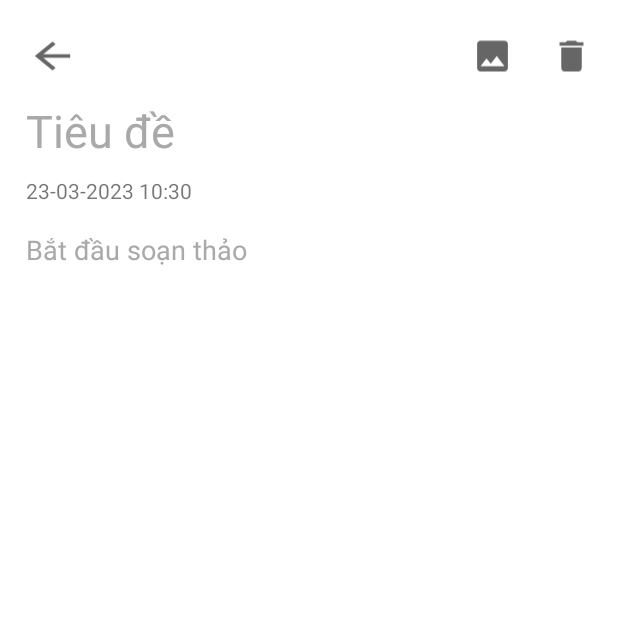
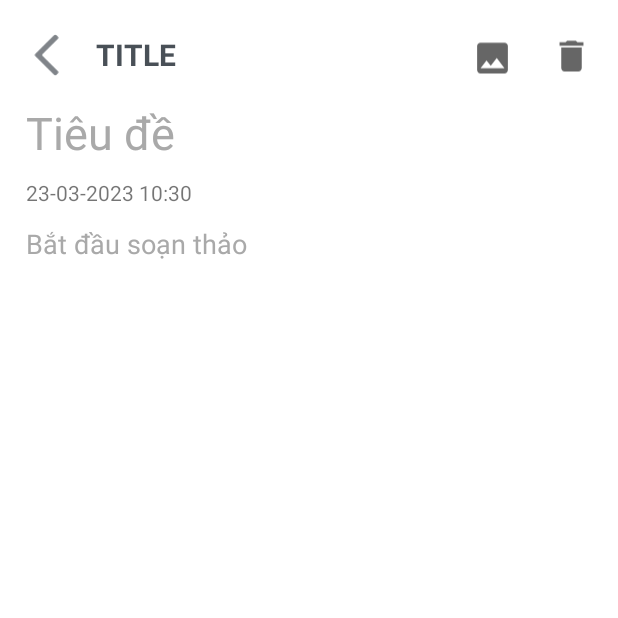
Before and after one commit to december31/note-and-todo-app, an Android app: the NoteDetailFragment screen opened through its navigation route, on a phone screen of 412 x 824 dp, the top half of it. Run offline under Robolectric (Android 15) with nearby library versions, the phone set to English and light mode, and no system bars; our stand-ins replace AdMob, Room's generated code, data binding; 3 statements that could not run were skipped.

Commit message:
add_image_note

```diff
--- a/app/src/main/java/com/example/note_and_todo_app/note/NoteDetailFragment.java
+++ b/app/src/main/java/com/example/note_and_todo_app/note/NoteDetailFragment.java
@@ -24,6 +24,8 @@ import androidx.lifecycle.ViewModelProvider;
 import androidx.navigation.Navigation;
 
 import android.provider.MediaStore;
+import android.util.Log;
+import android.view.ContextMenu;
 import android.view.LayoutInflater;
 import android.view.View;
 import android.view.ViewGroup;
@@ -38,9 +40,12 @@ import com.example.note_and_todo_app.database.Database;
 import com.example.note_and_todo_app.database.note.Note;
 import com.example.note_and_todo_app.database.note.NoteViewModel;
 
+import java.io.FileNotFoundException;
 import java.io.InputStream;
 import java.text.SimpleDateFormat;
 import java.util.Calendar;
+import java.util.Locale;
+import java.util.Objects;
 
 public class NoteDetailFragment extends Fragment {
     Note update;
@@ -50,11 +55,12 @@ public class NoteDetailFragment extends Fragment {
     AppCompatEditText textTitle;
     TextView textDate;
     AppCompatEditText textInfo;
-    private String selectedImagePath;
-    private static final int RESULT_OK = 0;
+    static String selectedImagePath;
     private static final int REQUEST_CODE_STORAGE_PERMISSION = 1;
     private static final int REQUEST_CODE_SELECT_IMAGE = 2;
     ImageView imageNote;
+    ImageView deleteImageNote;
+
     @Override
     public View onCreateView(LayoutInflater inflater, ViewGroup container,
                              Bundle savedInstanceState) {
@@ -65,22 +71,21 @@ public class NoteDetailFragment extends Fragment {
         noteViewModel = new ViewModelProvider(this).get(NoteViewModel.class);
         initUi(view);
         setupUi(view);
-        Long idEdit = getArguments() != null ? getArguments().getLong("idEdit") : 0;
+        assert getArguments() != null;
+        Long idEdit = getArguments().getLong("idEdit");
         update = Database.getInstance(this.getContext()).noteDao().getNote(idEdit);
-        if( update != null ){
+        selectedImagePath = "";
+        if (update != null) {
+            try {
                 setData();
+            } catch (FileNotFoundException e) {
+                throw new RuntimeException(e);
             }
+        }
+
         Long idAdd = getArguments().getLong("idAdd");
         add = Database.getInstance(this.getContext()).noteDao().getNote(idAdd);
         //
-
-        view.findViewById(R.id.backAddNote).setOnClickListener(new View.OnClickListener() {
-            @Override
-            public void onClick(View v) {
-                updateData();
-                Navigation.findNavController(view).popBackStack();
-            }
-        });
 
         OnBackPressedCallback callback = new OnBackPressedCallback(true /* enabled by default */) {
             @Override
@@ -91,35 +96,45 @@ public class NoteDetailFragment extends Fragment {
         requireActivity().getOnBackPressedDispatcher().addCallback((LifecycleOwner) requireContext(), callback);
 
         // The callback can be enabled or disabled here or in handleOnBackPressed()
-        view.findViewById(R.id.btnImage).setOnClickListener(new View.OnClickListener() {
+        view.findViewById(R.id.btnImage).setOnClickListener(v -> {
+            if (ContextCompat.checkSelfPermission(requireContext(), Manifest.permission.READ_EXTERNAL_STORAGE) != PackageManager.PERMISSION_GRANTED) {
+                ActivityCompat.requestPermissions(requireActivity(),
+                        new String[]{Manifest.permission.READ_EXTERNAL_STORAGE}, REQUEST_CODE_STORAGE_PERMISSION);
+            } else {
+                selectImage();
+            }
+        });
+        view.findViewById(R.id.backAddNote).setOnClickListener(v -> {
+            updateData();
+            Navigation.findNavController(view).popBackStack();
+        });
+        deleteImageNote.setOnClickListener(new View.OnClickListener() {
             @Override
             public void onClick(View v) {
-                if(ContextCompat.checkSelfPermission(getContext(), Manifest.permission.READ_EXTERNAL_STORAGE)!= PackageManager.PERMISSION_GRANTED){
-                    ActivityCompat.requestPermissions(NoteDetailFragment.this.getActivity(),
-                            new String[]{Manifest.permission.READ_EXTERNAL_STORAGE},REQUEST_CODE_STORAGE_PERMISSION);
-                }else {
-                    selectImage();
-                }
+                selectedImagePath = "";
+                imageNote.setVisibility(View.GONE);
+                deleteImageNote.setVisibility(View.GONE);
             }
         });
         return view;
     }
 
+
     private void selectImage() {
         Intent intent = new Intent(Intent.ACTION_PICK, MediaStore.Images.Media.EXTERNAL_CONTENT_URI);
-        if(intent.resolveActivity(getActivity().getPackageManager())!=null){
-            startActivityForResult(intent,REQUEST_CODE_SELECT_IMAGE);
+        if (intent.resolveActivity(requireActivity().getPackageManager()) != null) {
+            startActivityForResult(intent, REQUEST_CODE_SELECT_IMAGE);
         }
     }
 
     @Override
     public void onRequestPermissionsResult(int requestCode, @NonNull String[] permissions, @NonNull int[] grantResults) {
         super.onRequestPermissionsResult(requestCode, permissions, grantResults);
-        if(requestCode == REQUEST_CODE_STORAGE_PERMISSION && grantResults.length > 0){
-            if(grantResults[0] == PackageManager.PERMISSION_GRANTED){
+        if (requestCode == REQUEST_CODE_STORAGE_PERMISSION && grantResults.length > 0) {
+            if (grantResults[0] == PackageManager.PERMISSION_GRANTED) {
                 selectImage();
-            }else {
-                Toast.makeText(getContext(),"Permission Denied",Toast.LENGTH_SHORT).show();
+            } else {
+                Toast.makeText(getContext(), "Permission Denied", Toast.LENGTH_SHORT).show();
             }
         }
     }
@@ -127,49 +142,64 @@ public class NoteDetailFragment extends Fragment {
     @Override
     public void onActivityResult(int requestCode, int resultCode, @Nullable Intent data) {
         super.onActivityResult(requestCode, resultCode, data);
-        if(requestCode== REQUEST_CODE_SELECT_IMAGE && requestCode == RESULT_OK){
-            if (data !=null){
+        if (requestCode == REQUEST_CODE_SELECT_IMAGE ) {
+            if (data != null) {
                 Uri selectImgUri = data.getData();
-                if(selectImgUri != null){
+                if (selectImgUri != null) {
                     try {
-                        InputStream inputStream = getActivity().getContentResolver().openInputStream(selectImgUri);
+                        InputStream inputStream = requireActivity().getContentResolver().openInputStream(selectImgUri);
                         Bitmap bitmap = BitmapFactory.decodeStream(inputStream);
                         imageNote.setImageBitmap(bitmap);
                         imageNote.setVisibility(View.VISIBLE);
 
                         selectedImagePath = getPathFromUri(selectImgUri);
-                    }catch (Exception exception){
-                        Toast.makeText(getContext(),exception.toString(),Toast.LENGTH_SHORT).show();
+                        deleteImageNote.setVisibility(View.VISIBLE);
+                    } catch (Exception exception) {
+                        Toast.makeText(getContext(), exception.toString(), Toast.LENGTH_SHORT).show();
                     }
                 }
             }
-        };
+        }
+        ;
     }
 
-    private  void   initUi(View view){
+    private void initUi(View view) {
         textTitle = view.findViewById(R.id.titleNoteAdd);
         textDate = view.findViewById(R.id.dateAddNote);
         textInfo = view.findViewById(R.id.typingText);
         imageNote = view.findViewById(R.id.imageNote);
+        deleteImageNote = view.findViewById(R.id.deleteImageNote);
     }
-    private  void setData(){
+
+    private void setData() throws FileNotFoundException {
         textTitle.setText(update.getTitle());
         textDate.setText(update.getDate());
         textInfo.setText(update.getInfo());
+        selectedImagePath = update.getImagePath();
+        imageNote.setImageBitmap(BitmapFactory.decodeFile(update.getImagePath()));
+        if(Objects.equals(selectedImagePath, "")){
+            imageNote.setVisibility(View.GONE);
+            deleteImageNote.setVisibility(View.GONE);
+        }else {
+            imageNote.setVisibility(View.VISIBLE);
+            deleteImageNote.setVisibility(View.VISIBLE);
         }
-    private  void updateData(){
-        String title = textTitle.getText().toString();
+
+    }
+
+    private void updateData() {
+        String title = String.valueOf(textTitle.getText());
         String date = textDate.getText().toString();
-        String info = textInfo.getText().toString();
+        String info = String.valueOf(textInfo.getText());
 
-        if(update!= null){
-            note = new Note(update.getId(),title,info,date);
-        }else {
-            note = new Note(add.getId(),title,info,date);
+        if (update != null) {
+            note = new Note(update.getId(), title, info, date,selectedImagePath);
+        } else {
+            note = new Note(add.getId(), title, info, date,selectedImagePath);
         }
-        if(info.isEmpty() && title.isEmpty()){
+        if (info.isEmpty() && title.isEmpty()) {
             noteViewModel.delete(note);
-        }else{
+        } else {
             noteViewModel.update(note);
         }
 
@@ -186,79 +216,68 @@ public class NoteDetailFragment extends Fragment {
         btnCheck.setVisibility(View.GONE);
         focusChange(editText,menu,btnCheck);
         focusChange(title,menu,btnCheck);
-        btnCheck.setOnClickListener(new View.OnClickListener() {
-            @Override
-            public void onClick(View v) {
+        btnCheck.setOnClickListener(v -> {
             menu.setVisibility(View.VISIBLE);
             btnCheck.setVisibility(View.GONE);
             ((MainActivity)requireActivity()).closeKeyboard();
             editText.clearFocus();
 
+        });
+        menu.setOnClickListener(v -> deleteNote(getContext()));
+
     }
-        });
-        menu.setOnClickListener(new View.OnClickListener() {
-            @Override
-            public void onClick(View v) {
-                deleteNote(getContext());
+    private  void focusChange(EditText editText,ImageView menu,ImageView btnCheck){
+        editText.setOnFocusChangeListener((v, hasFocus) -> {
+            if(hasFocus){
+                menu.setVisibility(View.GONE);
+                btnCheck.setVisibility(View.VISIBLE);
             }
+
         });
     }
-
     private void deleteNote(Context context) {
         new AlertDialog.Builder(context)
                 .setTitle("Delete Note")
                 .setMessage("Are you sure you want to delete this note?")
-                .setPositiveButton(android.R.string.yes, new DialogInterface.OnClickListener() {
-                    public void onClick(DialogInterface dialog, int which) {
-                        String title = textTitle.getText().toString();
+                .setPositiveButton(android.R.string.yes, (dialog, which) -> {
+                    String title = String.valueOf(textTitle.getText());
                     String date = textDate.getText().toString();
-                        String info = textInfo.getText().toString();
-                        if(update!= null){
-                            note = new Note(update.getId(),title,info,date);
-                        }else {
-                            note = new Note(add.getId(),title,info,date);
+                    String info = String.valueOf(textInfo.getText());
+                    if (update != null) {
+                        note = new Note(update.getId(), title, info, date);
+                    } else {
+                        note = new Note(add.getId(), title, info, date);
                     }
                     noteViewModel.delete(note);
-                        Navigation.findNavController(getView()).popBackStack();
-                    }
+                    Navigation.findNavController(requireView()).popBackStack();
                 })
                 .setNegativeButton(android.R.string.no, null)
                 .setIcon(android.R.drawable.ic_menu_delete)
                 .show();
 
     }
-
     private void setupUi(View view) {
         TextView textDate = (view).findViewById(R.id.dateAddNote);
         Calendar calendar = Calendar.getInstance();
-        SimpleDateFormat simpleDateFormat = new SimpleDateFormat("dd-MM-yyyy HH:mm");
+        SimpleDateFormat simpleDateFormat = new SimpleDateFormat("dd-MM-yyyy HH:mm", Locale.US);
         String dateTime = simpleDateFormat.format(calendar.getTime());
         textDate.setText(dateTime);
     }
-    private  void focusChange(EditText editText,ImageView menu,ImageView btnCheck){
-        editText.setOnFocusChangeListener(new View.OnFocusChangeListener() {
-            @Override
-            public void onFocusChange(View v, boolean hasFocus) {
-                if(hasFocus){
-                    menu.setVisibility(View.GONE);
-                    btnCheck.setVisibility(View.VISIBLE);
-                }
 
-            }
-        });
-    }
-    private String getPathFromUri(Uri contentUri){
+
+
+    private String getPathFromUri(Uri contentUri) {
         String filePath;
-        Cursor cursor = getActivity().getContentResolver().query(contentUri,null,null,null,null);
-        if(cursor == null){
+        Cursor cursor = requireActivity().getContentResolver().query(contentUri, null, null, null, null);
+        if (cursor == null) {
             filePath = contentUri.getPath();
-        }else {
+        } else {
             cursor.moveToFirst();
             int index = cursor.getColumnIndex("_data");
             filePath = cursor.getString(index);
             cursor.close();
         }
-        return  filePath;
+        return filePath;
 
     }
 
--- a/app/src/main/java/com/example/note_and_todo_app/note/NoteFragment.java
+++ b/app/src/main/java/com/example/note_and_todo_app/note/NoteFragment.java
@@ -61,7 +61,7 @@ public class NoteFragment extends Fragment {
         view.findViewById(R.id.actionNote).setOnClickListener(new View.OnClickListener() {
             @Override
             public void onClick(View v) {
-                Note noteBundle = new Note("", "", "");
+                Note noteBundle = new Note("", "", "","");
                 bundle.putLong("idAdd", noteViewModel.addNote(noteBundle));
                 Navigation.findNavController(view).navigate(R.id.addNoteFragment, bundle);
             }
--- a/app/src/main/java/com/example/note_and_todo_app/note/ViewHolder.java
+++ b/app/src/main/java/com/example/note_and_todo_app/note/ViewHolder.java
@@ -6,6 +6,7 @@ import android.view.animation.Animation;
 import android.view.animation.AnimationUtils;
 import android.widget.Button;
 import android.widget.CheckBox;
+import android.widget.ImageView;
 import android.widget.TextView;
 import android.widget.Toast;
 
@@ -22,7 +23,8 @@ public class ViewHolder extends RecyclerView.ViewHolder {
     TextView info;
     TextView date;
     CardView cardNote;
-    CheckBox checkBox;
+
+    ImageView imageView;
 
     public ViewHolder(@NonNull View itemView) {
         super(itemView);
@@ -30,7 +32,7 @@ public class ViewHolder extends RecyclerView.ViewHolder {
         this.info = itemView.findViewById(R.id.txtInfo);
         this.date = itemView.findViewById(R.id.txtDate);
         this.cardNote = itemView.findViewById(R.id.cardNote);
-
+        this.imageView = itemView.findViewById(R.id.imageRecycler);
     }
 
 
--- a/app/src/main/res/drawable/ic_back.xml
+++ b/app/src/main/res/drawable/ic_back.xml
@@ -4,7 +4,7 @@
     android:viewportWidth="28"
     android:viewportHeight="48">
     <path
-        android:fillColor="#FFA6A6A6"
+        android:fillColor="@color/dark_gray"
         android:fillType="evenOdd"
         android:pathData="M26.83 5.62c0.78-0.79 0.78-2.05 0-2.83L25.4 1.37c-0.78-0.78-2.04-0.78-2.82 0L4.2 19.76l-2.83 2.83c-0.78 0.78-0.78 2.04 0 2.82l2.83 2.83L22.6 46.63c0.78 0.78 2.04 0.78 2.82 0l1.42-1.42c0.78-0.78 0.78-2.04 0-2.83L9.86 25.41c-0.78-0.78-0.78-2.04 0-2.82L26.83 5.62Z"/>
 </vector>
--- a/app/src/main/res/layout/fragment_add_detail.xml
+++ b/app/src/main/res/layout/fragment_add_detail.xml
@@ -10,12 +10,28 @@
     <RelativeLayout
         android:layout_width="match_parent"
         android:layout_height="wrap_content">
+        <RelativeLayout
+            android:layout_width="100dp"
+            android:layout_height="wrap_content">
             <ImageView
                 android:id="@+id/backAddNote"
-            android:layout_width="35dp"
-            android:layout_height="40dp"
-            android:alpha="0.6"
-            android:src="@drawable/baseline_arrow_back"/>
+                android:layout_width="27dp"
+                android:layout_height="28dp"
+                android:layout_marginTop="5dp"
+                android:alpha="0.7"
+                android:src="@drawable/ic_back"/>
+            <TextView
+                android:layout_width="wrap_content"
+                android:layout_height="wrap_content"
+                android:layout_marginTop="5dp"
+                android:text="TITLE"
+                android:layout_alignParentRight="true"
+                android:textColor="@color/dark_gray"
+                android:textStyle="bold"
+                android:textSize="20dp"/>
+
+        </RelativeLayout>
+
         <RelativeLayout
             android:layout_width="80dp"
             android:layout_height="wrap_content"
@@ -39,6 +55,7 @@
                 android:layout_width="27dp"
                 android:layout_height="40dp"
                 android:alpha="0.6"
+                android:layout_marginTop="1.5dp"
                 android:src="@drawable/ic_image"
                 android:contentDescription="@string/app_name"
                 android:layout_alignParentStart="true"/>
@@ -61,23 +78,47 @@
         android:layout_marginTop="10dp"
         android:textColorHint="@color/dark_grey"
         android:text="date"/>
+    <androidx.constraintlayout.widget.ConstraintLayout
+        android:layout_width="match_parent"
+        android:layout_height="wrap_content">
+        <ImageView
+            android:id="@+id/imageNote"
+            android:layout_width="match_parent"
+            android:layout_height="350dp"
+            android:adjustViewBounds="true"
+            android:visibility="gone"
+            android:contentDescription="@string/app_name"
+            app:layout_constraintStart_toStartOf="parent"
+            app:layout_constraintTop_toTopOf="parent" />
+
+        <ImageView
+            android:id="@+id/deleteImageNote"
+            android:layout_width="30dp"
+            android:layout_height="30dp"
+            android:layout_margin="10dp"
+            android:alpha="0.3"
+            android:src="@drawable/baseline_delete_24"
+            android:visibility="gone"
+            app:layout_constraintEnd_toEndOf="@id/imageNote"
+            app:layout_constraintTop_toTopOf="@id/imageNote" />
+    </androidx.constraintlayout.widget.ConstraintLayout>
+
+    <androidx.core.widget.NestedScrollView
+        android:layout_marginTop="12dp"
+        android:layout_width="match_parent"
+        android:layout_height="match_parent">
         <androidx.appcompat.widget.AppCompatEditText
             android:id="@+id/typingText"
             android:layout_width="match_parent"
-        android:layout_height="wrap_content"
+            android:layout_height="match_parent"
             android:inputType="textMultiLine"
-        android:layout_marginTop="17dp"
             android:gravity="top"
             android:hint="Bắt đầu soạn thảo"
             android:textColorHint="@color/dark_grey"
             android:background="@null"/>
-    <ImageView
-        android:id="@+id/imageNote"
-        android:layout_width="100dp"
-        android:layout_height="100dp"
-        android:visibility="gone"
-        android:adjustViewBounds="true"
-        android:contentDescription="@string/app_name" />
+    </androidx.core.widget.NestedScrollView>
+
+
 
 
 </androidx.appcompat.widget.LinearLayoutCompat>
--- a/app/src/main/res/layout/fragment_note.xml
+++ b/app/src/main/res/layout/fragment_note.xml
@@ -27,12 +27,12 @@
           android:layout_width="match_parent"
           android:layout_height="wrap_content"
           android:layout_marginTop="20dp"
+          android:padding="5dp"
           app:layout_constraintEnd_toEndOf="parent"
           app:layout_constraintStart_toStartOf="parent"
           app:layout_constraintTop_toBottomOf="@+id/searchNote"
+          app:reverseLayout="true"
           app:stackFromEnd="true"
-          app:reverseLayout="true"
-          android:padding="5dp"
           tools:itemCount="5">
 
       </androidx.recyclerview.widget.RecyclerView>
```
Also changed, not shown: app/src/main/java/com/example/note_and_todo_app/database/note/Note.java (+11 -9 lines), app/src/main/java/com/example/note_and_todo_app/note/NoteApdapter.java (+8 -1 lines), app/src/main/res/layout/layout_note_item.xml (+33 -21 lines). Lines whose indentation alone changed are shown as unchanged.
